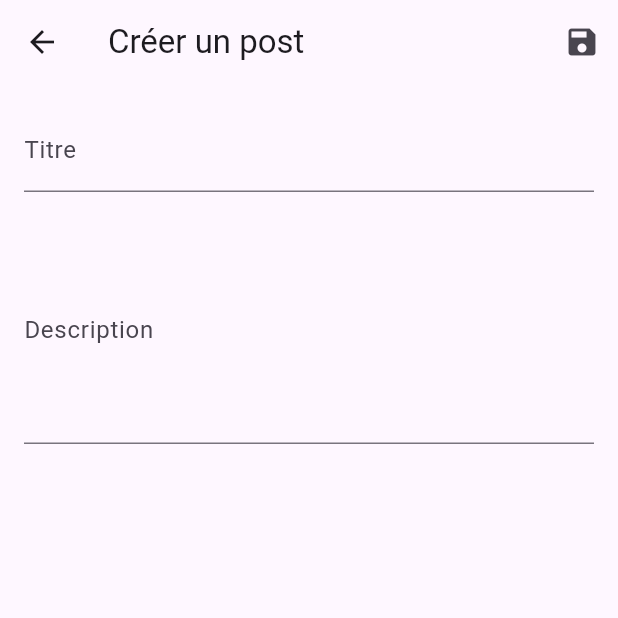
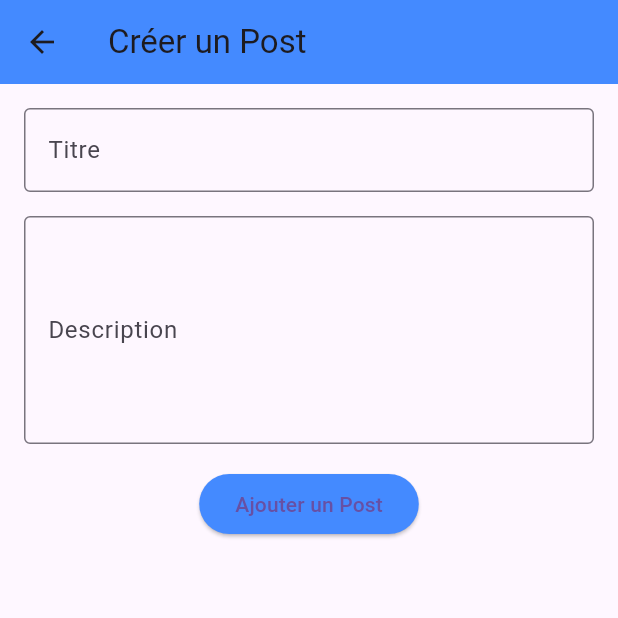
Before and after one commit to m-khalil26/Flutter_tp, a Flutter app: the screen it shows after launch, after a tap on the "add" icon, on a phone screen of 412 x 824 dp, the top half of it. Run offline on Flutter 3.47's test engine with Material 3 defaults, Android fonts, the phone set to English and light mode, and no system bars; our stand-ins replace flutter_bloc.

Commit message:
corrected minor bugs and enhanced gui

```diff
--- a/flutter_tp/lib/post_bloc/post_bloc.dart
+++ b/flutter_tp/lib/post_bloc/post_bloc.dart
@@ -18,7 +18,7 @@ class PostsBloc extends Bloc<PostsEvent, PostsState> {
           emit(PostsLoaded(posts));
         }
       } catch (e) {
-        emit(PostsError("Failed to load posts: ${e.toString()}"));
+        emit(PostsError("Erreur de chargement des posts: ${e.toString()}"));
       }
     });
 
@@ -27,7 +27,7 @@ class PostsBloc extends Bloc<PostsEvent, PostsState> {
         await _repository.createPost(event.newPost);
         add(LoadPosts());
       } catch (e) {
-        emit(PostsError("Failed to add post: ${e.toString()}"));
+        emit(PostsError("Erreur lors de la creation du post: ${e.toString()}"));
       }
     });
 
@@ -36,7 +36,8 @@ class PostsBloc extends Bloc<PostsEvent, PostsState> {
         await _repository.updatePost(event.updatedPost);
         add(LoadPosts());
       } catch (e) {
-        emit(PostsError("Failed to edit post: ${e.toString()}"));
+        emit(PostsError(
+            "Erreur lors de la modificiation du post: ${e.toString()}"));
       }
     });
   }
--- a/flutter_tp/lib/screens/create_post_screen.dart
+++ b/flutter_tp/lib/screens/create_post_screen.dart
@@ -7,7 +7,7 @@ import '../post_bloc/post_bloc.dart';
 import '../post_bloc/post_event.dart';
 
 class CreatePostScreen extends StatefulWidget {
-  const CreatePostScreen({Key? key}) : super(key: key);
+  const CreatePostScreen({super.key});
 
   @override
   _CreatePostScreenState createState() => _CreatePostScreenState();
@@ -37,13 +37,19 @@ class _CreatePostScreenState extends State<CreatePostScreen> {
 
     if (title.isEmpty || description.isEmpty) {
       ScaffoldMessenger.of(context).showSnackBar(
-        const SnackBar(content: Text("Le titre et la description doivent être remplis")),
+        const SnackBar(
+          content: Text("Le titre et la description doivent être remplis"),
+          backgroundColor: Colors.red,
+        ),
       );
       return;
     }
 
     final newPost = Post(
-      id: DateTime.now().millisecondsSinceEpoch.toString(),
+      id: DateTime
+          .now()
+          .millisecondsSinceEpoch
+          .toString(),
       title: title,
       description: description,
     );
@@ -56,13 +62,9 @@ class _CreatePostScreenState extends State<CreatePostScreen> {
   Widget build(BuildContext context) {
     return Scaffold(
       appBar: AppBar(
-        title: const Text('Créer un post'),
-        actions: [
-          IconButton(
-            icon: const Icon(Icons.save),
-            onPressed: _createPost,
-          ),
-        ],
+        title: const Text('Créer un Post'),
+        backgroundColor: Colors.blueAccent,
+
       ),
       body: Padding(
         padding: const EdgeInsets.all(16.0),
@@ -70,13 +72,27 @@ class _CreatePostScreenState extends State<CreatePostScreen> {
           children: [
             TextField(
               controller: _titleController,
-              decoration: const InputDecoration(labelText: 'Titre'),
+              decoration: const InputDecoration(
+                labelText: 'Titre',
+                border: OutlineInputBorder(),
+              ),
             ),
             const SizedBox(height: 16),
             TextField(
               controller: _descriptionController,
-              decoration: const InputDecoration(labelText: 'Description'),
+              decoration: const InputDecoration(
+                labelText: 'Description',
+                border: OutlineInputBorder(),
+              ),
               maxLines: 5,
+            ),
+            const SizedBox(height: 16),
+            ElevatedButton(
+              onPressed: _createPost,
+              style: ElevatedButton.styleFrom(
+                backgroundColor: Colors.blueAccent,
+              ),
+              child: const Text("Ajouter un Post"),
             ),
           ],
         ),
--- a/flutter_tp/lib/screens/post_list_screen.dart
+++ b/flutter_tp/lib/screens/post_list_screen.dart
@@ -1,29 +1,47 @@
-// lib/screens/posts_list_screen.dart
+
 import 'package:flutter/material.dart';
 import 'package:flutter_bloc/flutter_bloc.dart';
+import 'package:flutter_tp/screens/post_detail_screen.dart';
 
+import '../data/model/post.dart';
 import '../post_bloc/post_bloc.dart';
+import '../post_bloc/post_event.dart';
 import '../post_bloc/post_state.dart';
-import 'post_detail_screen.dart';
 import 'create_post_screen.dart';
 
 class PostsListScreen extends StatelessWidget {
+  const PostsListScreen({super.key});
+
   @override
   Widget build(BuildContext context) {
     return Scaffold(
-      appBar: AppBar(title: const Text("Posts")),
+      appBar: AppBar(
+        title: const Text("Posts"),
+        backgroundColor: Colors.blueAccent,
+      ),
       body: BlocBuilder<PostsBloc, PostsState>(
         builder: (context, state) {
           if (state is PostsLoading) {
             return const Center(child: CircularProgressIndicator());
           } else if (state is PostsLoaded) {
             return ListView.builder(
+              padding: const EdgeInsets.all(8.0),
               itemCount: state.posts.length,
               itemBuilder: (context, index) {
                 final post = state.posts[index];
-                return ListTile(
-                  title: Text(post.title),
+                return Card(
+                  elevation: 5,
+                  margin: const EdgeInsets.symmetric(vertical: 8.0),
+                  child: ListTile(
+                    title: Text(
+                      post.title,
+                      style: const TextStyle(
+                        fontSize: 18.0,
+                        fontWeight: FontWeight.bold,
+                      ),
+                    ),
                     subtitle: Text(post.description),
+                    trailing: const Icon(Icons.arrow_forward_ios),
                     onTap: () {
                       Navigator.push(
                         context,
@@ -32,13 +50,24 @@ class PostsListScreen extends StatelessWidget {
                         ),
                       );
                     },
+                  ),
                 );
               },
             );
           } else if (state is PostsEmpty) {
-            return const Center(child: Text("No posts available"));
+            return const Center(
+              child: Text(
+                "No posts available",
+                style: TextStyle(fontSize: 18, color: Colors.grey),
+              ),
+            );
           } else {
-            return const Center(child: Text("Error loading posts"));
+            return const Center(
+              child: Text(
+                "Error loading posts",
+                style: TextStyle(fontSize: 18, color: Colors.red),
+              ),
+            );
           }
         },
       ),
@@ -51,6 +80,7 @@ class PostsListScreen extends StatelessWidget {
             ),
           );
         },
+        backgroundColor: Colors.blueAccent,
         child: const Icon(Icons.add),
       ),
     );
```
Also changed, not shown: flutter_tp/lib/screens/post_detail_screen.dart (+19 -10 lines). Lines whose indentation alone changed are shown as unchanged.
